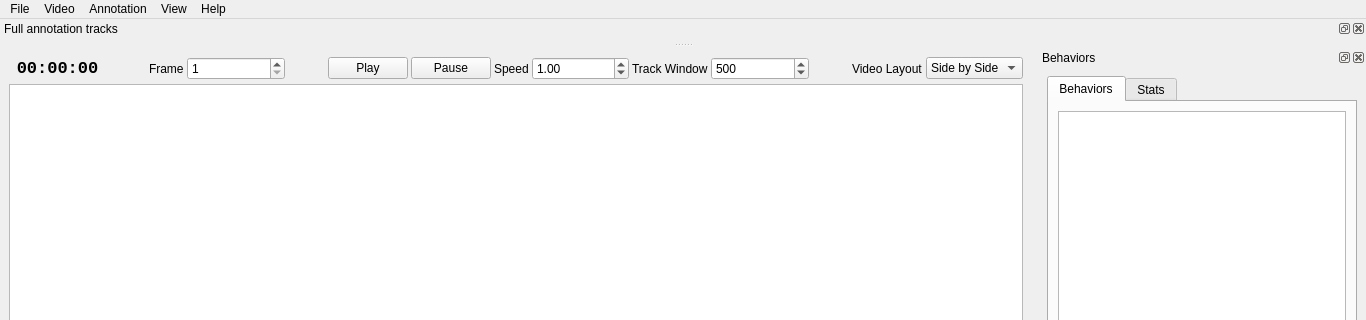
Before: the Qt Designer form bannotator/ui/mainwindow.ui in hsingchien/Bannotator, drawn with Qt 5; both pictures show x 0 to 1366 and y 0 to 320 of the 1366 by 768 pixel window.
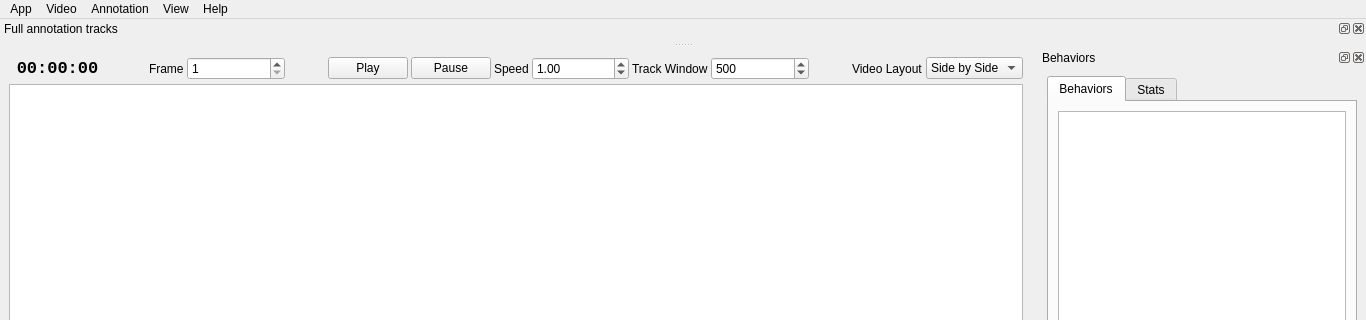
After: the same form once the commit is applied. Custom widgets are drawn as their Qt base class.

Diff of the .ui file:
```diff
--- a/bannotator/ui/mainwindow.ui
+++ b/bannotator/ui/mainwindow.ui
@@ -317,7 +317,7 @@
    </widget>
    <widget class="QMenu" name="menuFile">
     <property name="title">
-     <string>File</string>
+     <string>App</string>
     </property>
     <addaction name="actionReset"/>
     <addaction name="separator"/>
```
Left out of the diff: 9 changed lines with no effect on the pictures.
